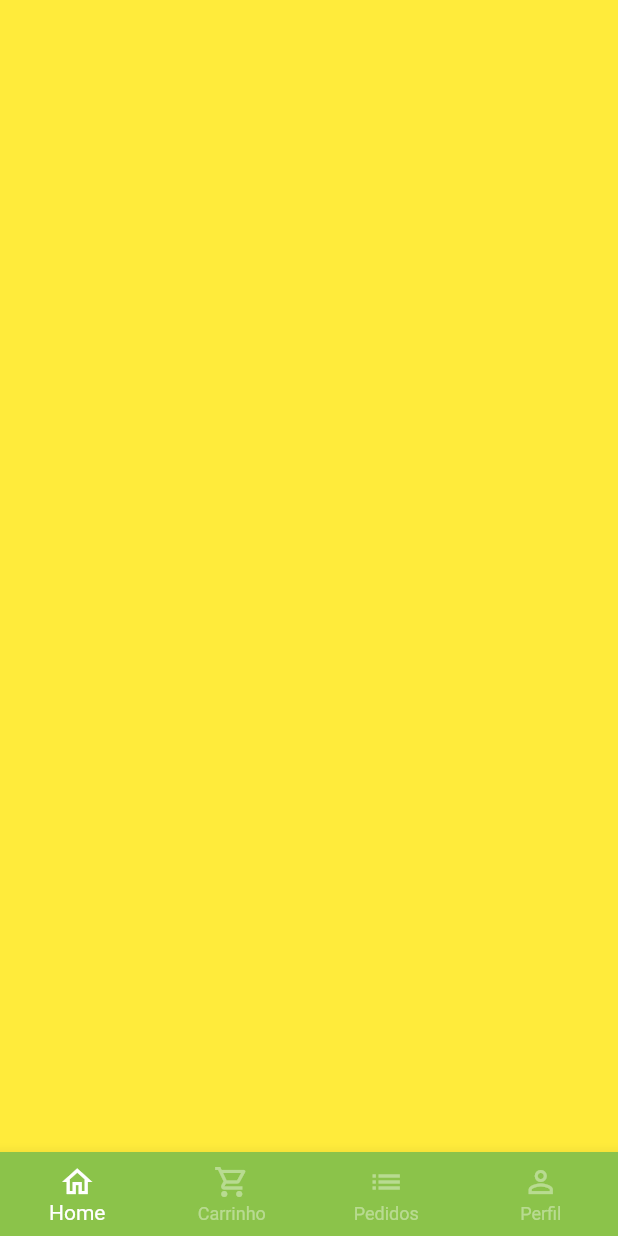
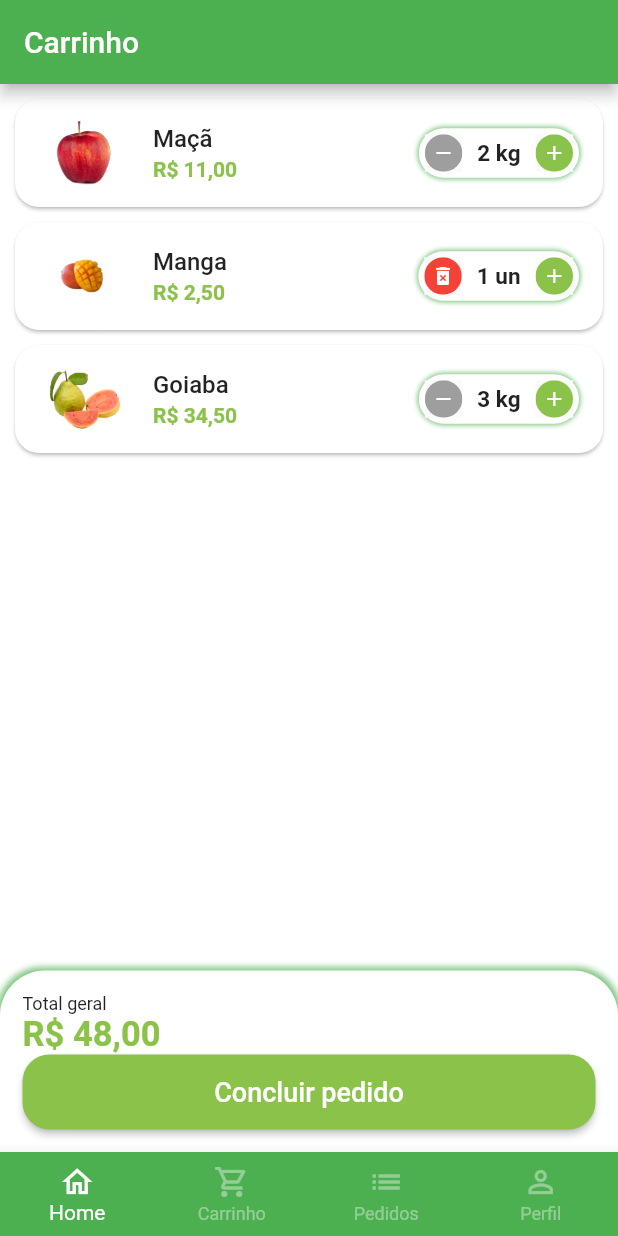
Before and after one commit to williamsaborido/greengrocer, a Flutter app: the BaseScreen screen opened directly, swiped to page 2, on a phone screen of 412 x 824 dp. Run offline on Flutter 3.47's test engine with Material 2 defaults, Android fonts, the phone set to English and light mode, and no system bars; our stand-ins replace animated_text_kit, badges, mask_text_input_formatter.

Commit message:
- Cart screen

```diff
--- /dev/null
+++ b/lib/src/components/cart_tile.dart
@@ -0,0 +1,67 @@
+import 'package:flutter/material.dart';
+import 'package:greengrocer/src/components/quantity_widget.dart';
+
+import '../config/custom_colors.dart';
+import '../models/cart_item_model.dart';
+import '../services/util_service.dart';
+
+class CartTile extends StatefulWidget {
+  final CartItemModel cartItem;
+  final Function(CartItemModel) remove;
+
+  const CartTile({
+    required this.cartItem,
+    required this.remove,
+    Key? key,
+  }) : super(key: key);
+
+  @override
+  State<CartTile> createState() => _CartTileState();
+}
+
+class _CartTileState extends State<CartTile> {
+  @override
+  Widget build(BuildContext context) {
+    return Card(
+      margin: const EdgeInsets.fromLTRB(10, 10, 10, 0),
+      shape: RoundedRectangleBorder(
+        borderRadius: BorderRadius.circular(16),
+      ),
+      child: ListTile(
+        // imagem
+        leading: Image.asset(
+          widget.cartItem.item.imageUrl,
+          width: 60,
+          height: 60,
+        ),
+        // quantidade
+        trailing: QuantityWidget(
+          suffixText: widget.cartItem.item.unit,
+          value: widget.cartItem.quantity,
+          isRemovable: true,
+          result: (quantity) {
+            setState(() {
+              widget.cartItem.quantity = quantity;
+
+              if (quantity <= 0) {
+                widget.remove(widget.cartItem);
+              }
+            });
+          },
+        ),
+        // titulo
+        title: Text(
+          widget.cartItem.item.itemName,
+          style: const TextStyle(fontWeight: FontWeight.w500),
+        ),
+        // total
+        subtitle: Text(
+          UtilService.priceToCurrency(widget.cartItem.totalPrice),
+          style: TextStyle(
+              color: CustomColors.customSwatchColor,
+              fontWeight: FontWeight.bold),
+        ),
+      ),
+    );
+  }
+}
--- a/lib/src/components/quantity_widget.dart
+++ b/lib/src/components/quantity_widget.dart
@@ -2,7 +2,18 @@ import 'package:flutter/material.dart';
 import 'package:greengrocer/src/config/custom_colors.dart';
 
 class QuantityWidget extends StatelessWidget {
-  const QuantityWidget({Key? key}) : super(key: key);
+  final int value;
+  final String suffixText;
+  final Function(int quantity) result;
+  final bool isRemovable;
+
+  const QuantityWidget({
+    Key? key,
+    required this.value,
+    required this.suffixText,
+    required this.result,
+    this.isRemovable = false,
+  }) : super(key: key);
 
   @override
   Widget build(BuildContext context) {
@@ -20,17 +31,23 @@ class QuantityWidget extends StatelessWidget {
         ],
       ),
       child: Row(
+        mainAxisSize: MainAxisSize.min,
         children: [
           _QuantityButton(
-            color: Colors.grey,
-            icon: Icons.remove,
-            onPressed: () {},
+            color: isRemovable && value <= 1 ? Colors.red : Colors.grey,
+            icon:
+                isRemovable && value <= 1 ? Icons.delete_forever : Icons.remove,
+            onPressed: () {
+              if (value <= 1 && !isRemovable) return;
+              int resultCount = value - 1;
+              result(resultCount);
+            },
           ),
-          const Padding(
-            padding: EdgeInsets.symmetric(horizontal: 10),
+          Padding(
+            padding: const EdgeInsets.symmetric(horizontal: 10),
             child: Text(
-              'TEXT',
-              style: TextStyle(
+              '$value $suffixText',
+              style: const TextStyle(
                 fontSize: 15,
                 fontWeight: FontWeight.bold,
               ),
@@ -39,7 +56,10 @@ class QuantityWidget extends StatelessWidget {
           _QuantityButton(
             color: CustomColors.customSwatchColor,
             icon: Icons.add,
-            onPressed: () {},
+            onPressed: () {
+              int resultCount = value + 1;
+              result(resultCount);
+            },
           ),
         ],
       ),
--- a/lib/src/config/app_data.dart
+++ b/lib/src/config/app_data.dart
@@ -1,3 +1,4 @@
+import '../models/cart_item_model.dart';
 import '../models/item_model.dart';
 
 ItemModel apple = ItemModel(
@@ -74,3 +75,9 @@ final List<String> categories = [
   'Enlatados',
   'Processados'
 ];
+
+final List<CartItemModel> cartItems = [
+  CartItemModel(item: apple, quantity: 2),
+  CartItemModel(item: mango, quantity: 1),
+  CartItemModel(item: guava, quantity: 3),
+];
--- /dev/null
+++ b/lib/src/models/cart_item_model.dart
@@ -0,0 +1,13 @@
+import './item_model.dart';
+
+class CartItemModel {
+  ItemModel item;
+  int quantity;
+
+  double get totalPrice => item.price * quantity;
+
+  CartItemModel({
+    required this.item,
+    required this.quantity,
+  });
+}
--- a/lib/src/pages/base/base_screen.dart
+++ b/lib/src/pages/base/base_screen.dart
@@ -1,6 +1,7 @@
 import 'package:flutter/material.dart';
 
 import '../../config/custom_colors.dart';
+import '../cart/cart_tab.dart';
 import '../home/home_tab.dart';
 
 class BaseScreen extends StatefulWidget {
@@ -22,7 +23,7 @@ class _BaseScreenState extends State<BaseScreen> {
         controller: pageController,
         children: [
           const HomeTab(),
-          Container(color: Colors.yellow),
+          const CartTab(),
           Container(color: Colors.blue),
           Container(color: Colors.purple),
         ],
@@ -30,7 +31,7 @@ class _BaseScreenState extends State<BaseScreen> {
       bottomNavigationBar: BottomNavigationBar(
         type: BottomNavigationBarType.fixed,
         currentIndex: currentIndex,
-        backgroundColor: CustomColors.customSwatchColor,
+        backgroundColor: Theme.of(context).primaryColor,
         selectedItemColor: Colors.white,
         unselectedItemColor: Colors.white.withAlpha(100),
         onTap: (int index) => setState(() {
--- /dev/null
+++ b/lib/src/pages/cart/cart_tab.dart
@@ -0,0 +1,133 @@
+import 'package:flutter/material.dart';
+
+import '../../components/cart_tile.dart';
+import '../../config/app_data.dart';
+import '../../config/custom_colors.dart';
+import '../../models/cart_item_model.dart';
+import '../../services/util_service.dart';
+
+class CartTab extends StatefulWidget {
+  const CartTab({Key? key}) : super(key: key);
+
+  @override
+  State<CartTab> createState() => _CartTabState();
+}
+
+class _CartTabState extends State<CartTab> {
+  @override
+  Widget build(BuildContext context) {
+    return Scaffold(
+      appBar: AppBar(
+        title: const Text('Carrinho'),
+      ),
+      body: Column(
+        children: [
+          Expanded(
+            child: ListView.builder(
+              itemCount: cartItems.length,
+              itemBuilder: (context, index) {
+                return CartTile(
+                    cartItem: cartItems[index], remove: removeItemFromCart);
+              },
+            ),
+          ),
+          const SizedBox(height: 20),
+          Container(
+            padding: const EdgeInsets.all(15),
+            decoration: BoxDecoration(
+              color: Colors.white,
+              borderRadius: const BorderRadius.vertical(
+                top: Radius.circular(30),
+              ),
+              boxShadow: [
+                BoxShadow(
+                    color: Colors.green.shade300,
+                    blurRadius: 3,
+                    spreadRadius: 2),
+              ],
+            ),
+            child: Column(
+              crossAxisAlignment: CrossAxisAlignment.stretch,
+              children: [
+                const Text(
+                  'Total geral',
+                  style: TextStyle(fontSize: 12),
+                ),
+                Text(
+                  UtilService.priceToCurrency(cartTotalPrice()),
+                  style: TextStyle(
+                    fontSize: 23,
+                    color: CustomColors.customSwatchColor,
+                    fontWeight: FontWeight.bold,
+                  ),
+                ),
+                SizedBox(
+                  height: 50,
+                  child: ElevatedButton(
+                    style: ElevatedButton.styleFrom(
+                      primary: CustomColors.customSwatchColor,
+                      shape: RoundedRectangleBorder(
+                        borderRadius: BorderRadius.circular(18),
+                      ),
+                    ),
+                    onPressed: () async {
+                      final result = await showOrderConfirmation();
+                    },
+                    child: const Text(
+                      'Concluir pedido',
+                      style: TextStyle(fontSize: 18),
+                    ),
+                  ),
+                ),
+              ],
+            ),
+          ),
+        ],
+      ),
+    );
+  }
+
+  void removeItemFromCart(CartItemModel cartItem) {
+    setState(() => cartItems.remove(cartItem));
+  }
+
+  double cartTotalPrice() {
+    double result = 0;
+
+    for (var item in cartItems) {
+      result += item.totalPrice;
+    }
+
+    return result;
+  }
+
+  Future<bool?> showOrderConfirmation() {
+    return showDialog<bool>(
+      context: context,
+      builder: (context) {
+        return AlertDialog(
+          shape: RoundedRectangleBorder(
+            borderRadius: BorderRadius.circular(20),
+          ),
+          title: const Text('Confirmação'),
+          content: const Text('Deseja realmente concluir o pedido?'),
+          actions: [
+            TextButton(
+              onPressed: () => Navigator.of(context).pop(false),
+              child: const Text('Não'),
+            ),
+            ElevatedButton(
+              style: ElevatedButton.styleFrom(
+                shape: RoundedRectangleBorder(
+                  borderRadius: BorderRadius.circular(20),
+                ),
+              ),
+              onPressed: () => Navigator.of(context).pop(true),
+              child: const Text('Sim'),
+            ),
+          ],
+        );
+      },
+    );
+  }
+}
```
Also changed, not shown: lib/src/pages/product/product_sreen.dart (+24 -7 lines).
